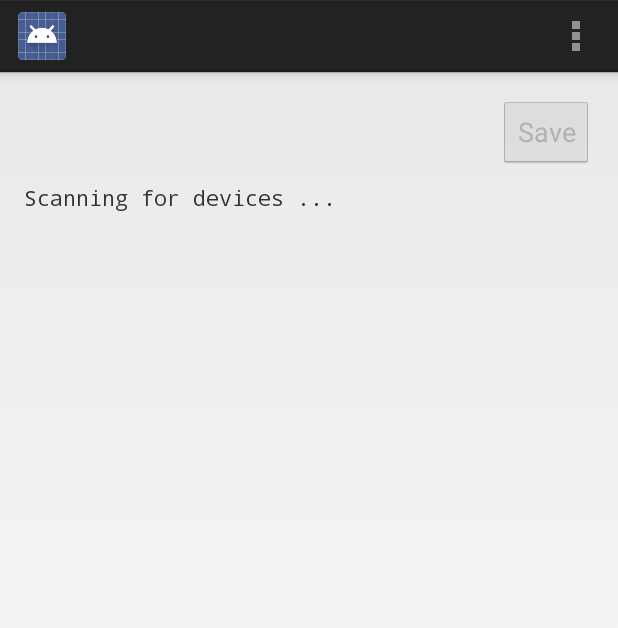
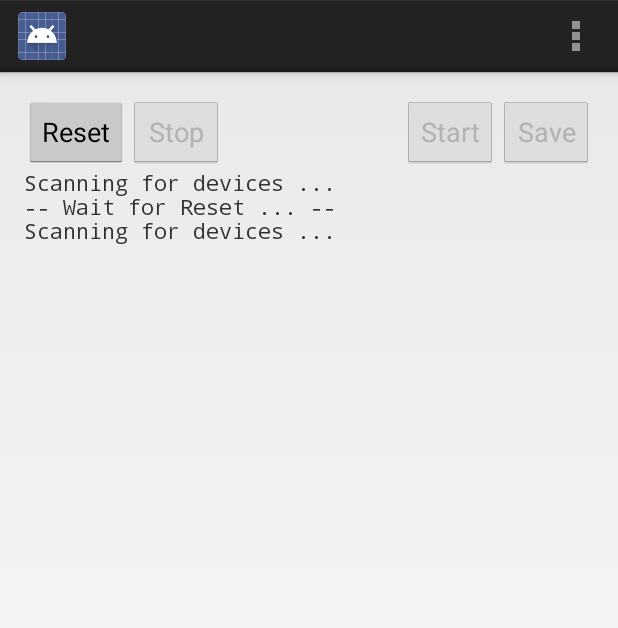
Before and after one commit to AndreaBittner/ue-ei, an Android app: the screen it shows after launch (MainActivity), in the options menu, after a tap on an icon or button, on a phone screen of 412 x 824 dp. Shown: the top 628 px of the screen. Run offline under Robolectric (Android 15) with nearby library versions, the light colour scheme and no system bars; 4 statements that could not run were skipped.

Commit message:
Android-App: Add Buttons (Save, Start, Stop, Reset), Microcontroller: Handle commands from Android-App

```diff
--- a/client/adafruit_android_ble_uart_extended/app/src/main/java/com/adafruit/bleuart/MainActivity.java
+++ b/client/adafruit_android_ble_uart_extended/app/src/main/java/com/adafruit/bleuart/MainActivity.java
@@ -13,20 +13,13 @@ import android.view.Menu;
 import android.view.MenuItem;
 import android.view.View;
 import android.widget.Button;
-import android.widget.CheckBox;
-import android.widget.EditText;
 import android.widget.TextView;
-
 
 import com.google.android.gms.appindexing.Action;
 import com.google.android.gms.appindexing.AppIndex;
 import com.google.android.gms.common.api.GoogleApiClient;
 
-import java.io.BufferedWriter;
-import java.io.CharArrayWriter;
 import java.io.File;
-import java.io.FileNotFoundException;
-import java.io.FileOutputStream;
 import java.io.FileWriter;
 import java.io.IOException;
 import java.lang.Thread;
@@ -36,9 +29,15 @@ public class MainActivity extends Activity implements BluetoothLeUart.Callback {
 
     // UI elements
     private TextView messages;
-    private EditText input;
     private Button save;
-    private CheckBox newline;
+    private Button stop;
+    private Button start;
+    private Button reset;
+    private static class  microCommand {
+        public static int START    = 1;
+        public static int STOP     = 2;
+        public static int RESET    = 3;
+    }
 
 
     // Bluetooth LE UART instance.  This is defined in BluetoothLeUart.java.
@@ -50,6 +49,14 @@ public class MainActivity extends Activity implements BluetoothLeUart.Callback {
     private GoogleApiClient client;
 
     private StringBuilder output;
+    private Integer receiveCounter;
+
+    private StringBuilder output(){
+        if (output == null)
+            output = new StringBuilder();
+        return output;
+    }
+
 
     // Write some text to the messages text view.
     // Care is taken to do this on the main UI thread so writeLine can be called from any thread
@@ -63,25 +70,18 @@ public class MainActivity extends Activity implements BluetoothLeUart.Callback {
             }
         });
     }
+    private void writeLine(final Integer counter) {
+        runOnUiThread(new Runnable() {
+            @Override
+            public void run() {
+                messages.append(counter.toString());
+                messages.append("\n");
+            }
+        });
+    }
 
-    // Handler for mouse click on the save button.
-    public void save(View view) {
-        File sdCard = Environment.getExternalStorageDirectory();
-        File dir = new File(sdCard.getAbsolutePath() + "/Download");
-
-        Date d = new Date();
-        CharSequence s  = DateFormat.format("MMddyy_hhmmss", d.getTime());
-        File file = new File(dir, s.toString() + "_data.txt");
-        FileWriter filewriter;
-
-        try {
-            filewriter = new FileWriter(file);
-            filewriter.write(output().toString());
-            filewriter.close();
-        } catch (IOException e) {
-            e.printStackTrace();
-        }
-        writeLine("-- SAVED --");
+    private void sendCommand(int command) {
+        uart.send(command+"");
     }
 
     @Override
@@ -98,6 +98,15 @@ public class MainActivity extends Activity implements BluetoothLeUart.Callback {
         save = (Button) findViewById(R.id.save);
         save.setClickable(false);
         save.setEnabled(false);
+        start = (Button) findViewById(R.id.start);
+        start.setClickable(false);
+        start.setEnabled(false);
+        stop = (Button) findViewById(R.id.stop);
+        stop.setClickable(false);
+        stop.setEnabled(false);
+        reset = (Button) findViewById(R.id.reset);
+        reset.setClickable(true);
+        reset.setEnabled(true);
 
         // Enable auto-scroll in the TextView
         messages.setMovementMethod(new ScrollingMovementMethod());
@@ -118,7 +127,7 @@ public class MainActivity extends Activity implements BluetoothLeUart.Callback {
     @Override
     protected void onResume() {
         super.onResume();
-        writeLine("Scanning for devices ...");
+        writeLine("Scanning for devices ...\n");
         uart.registerCallback(this);
         uart.connectFirstAvailable();
     }
@@ -164,6 +173,7 @@ public class MainActivity extends Activity implements BluetoothLeUart.Callback {
     public void onConnected(BluetoothLeUart uart) {
         // Called when UART device is connected and ready to receive data.
         writeLine("Connected!\n");
+        receiveCounter = 0;
         // Enable the save button
         runOnUiThread(new Runnable() {
             @Override
@@ -171,26 +181,32 @@ public class MainActivity extends Activity implements BluetoothLeUart.Callback {
                 save = (Button) findViewById(R.id.save);
                 save.setClickable(true);
                 save.setEnabled(true);
+                start = (Button) findViewById(R.id.start);
+                start.setClickable(true);
+                start.setEnabled(true);
+                stop = (Button) findViewById(R.id.stop);
+                stop.setClickable(true);
+                stop.setEnabled(true);
             }
         });
-    }
-
-    private StringBuilder output(){
-        if (output == null)
-            output = new StringBuilder();
-        return output;
     }
 
     @Override
     public void onConnectFailed(BluetoothLeUart uart) {
         // Called when some error occured which prevented UART connection from completing.
-        writeLine("Error connecting to device!");
+        writeLine("Error connecting to device!\n");
         runOnUiThread(new Runnable() {
             @Override
             public void run() {
                 save = (Button) findViewById(R.id.save);
                 save.setClickable(false);
                 save.setEnabled(false);
+                start = (Button) findViewById(R.id.start);
+                start.setClickable(false);
+                start.setEnabled(false);
+                stop = (Button) findViewById(R.id.stop);
+                stop.setClickable(false);
+                stop.setEnabled(false);
             }
         });
     }
@@ -198,14 +214,20 @@ public class MainActivity extends Activity implements BluetoothLeUart.Callback {
     @Override
     public void onDisconnected(BluetoothLeUart uart) {
         // Called when the UART device disconnected.
-        writeLine("Disconnected!");
+        writeLine("Disconnected!\n");
         // Disable the save button.
         runOnUiThread(new Runnable() {
             @Override
             public void run() {
                 save = (Button) findViewById(R.id.save);
-                save.setClickable(false);
-                save.setEnabled(false);
+                save.setClickable(true);
+                save.setEnabled(true);
+                start = (Button) findViewById(R.id.start);
+                start.setClickable(false);
+                start.setEnabled(false);
+                stop = (Button) findViewById(R.id.stop);
+                stop.setClickable(false);
+                stop.setEnabled(false);
             }
         });
     }
@@ -213,15 +235,17 @@ public class MainActivity extends Activity implements BluetoothLeUart.Callback {
     @Override
     public void onReceive(BluetoothLeUart uart, BluetoothGattCharacteristic rx) {
         // Called when data is received by the UART.
-        writeLine(rx.getStringValue(0));
+        writeLine(receiveCounter.toString());
+        writeLine("\n");
+        receiveCounter++;
         output().append(rx.getStringValue(0));
     }
 
     @Override
     public void onDeviceFound(BluetoothDevice device) {
         // Called when a UART device is discovered (after calling startScan).
-        writeLine("Found device : " + device.getAddress());
-        writeLine("Waiting for a connection ...");
+        writeLine("Found device : " + device.getAddress() + "\n");
+        writeLine("Waiting for a connection ...\n");
     }
 
     @Override
@@ -248,4 +272,62 @@ public class MainActivity extends Activity implements BluetoothLeUart.Callback {
         );
         AppIndex.AppIndexApi.start(client, viewAction);
     }
+
+    // Handler for mouse click on the save button.
+    public void clickSave(View view) {
+        File sdCard = Environment.getExternalStorageDirectory();
+        File dir = new File(sdCard.getAbsolutePath() + "/Download");
+
+        Date d = new Date();
+        CharSequence s  = DateFormat.format("MMddyy_hhmmss", d.getTime());
+        File file = new File(dir, s.toString() + "_data.txt");
+        FileWriter filewriter;
+
+        try {
+            filewriter = new FileWriter(file);
+            filewriter.write(output().toString());
+            filewriter.close();
+        } catch (IOException e) {
+            e.printStackTrace();
+        }
+        writeLine("\n-- SAVED --\n");
+    }
+    public void clickStart(View view){
+        receiveCounter = 0;
+        output().setLength(0);
+        sendCommand(microCommand.START);
+        writeLine("\n-- START --\n");
+    }
+
+    public void clickStop(View view) {
+        //Werte in App lassen, Stringbuffer beibehalten, Speichern als File noch möglich
+        //Stoppt nur Werte Senden des Mikrocontrollers
+        sendCommand(microCommand.STOP);
+        writeLine("\n-- STOP -- Click SAVE to save data now\n");
+    }
+
+    public void clickReset(View view) {
+        sendCommand(microCommand.RESET);
+        receiveCounter = 0;
+        output().setLength(0);
+        messages.clearComposingText();
+        runOnUiThread(new Runnable() {
+            @Override
+            public void run() {
+                save = (Button) findViewById(R.id.save);
+                save.setClickable(false);
+                save.setEnabled(false);
+                start = (Button) findViewById(R.id.start);
+                start.setClickable(false);
+                start.setEnabled(false);
+                stop = (Button) findViewById(R.id.stop);
+                stop.setClickable(false);
+                stop.setEnabled(false);
+            }
+        });
+        writeLine("-- Wait for Reset ... --\n");
+        onResume();
+
+
+    }
 }
--- a/client/adafruit_android_ble_uart_extended/app/src/main/res/layout/activity_main.xml
+++ b/client/adafruit_android_ble_uart_extended/app/src/main/res/layout/activity_main.xml
@@ -9,26 +9,56 @@
     tools:context=".MainActivity">
 
     <Button
+        android:id="@+id/reset"
+        android:layout_width="wrap_content"
+        android:layout_height="wrap_content"
+        android:text="Reset"
+        android:layout_alignParentTop="true"
+        android:layout_alignParentStart="true"
+        android:onClick="clickReset"
+        android:nestedScrollingEnabled="false" />
+
+    <Button
+        android:id="@+id/stop"
+        android:layout_width="wrap_content"
+        android:layout_height="wrap_content"
+        android:text="Stop"
+        android:onClick="clickStop"
+        android:layout_alignParentTop="true"
+        android:layout_toEndOf="@+id/reset" />
+
+    <Button
+        android:id="@+id/start"
+        android:layout_width="wrap_content"
+        android:layout_height="wrap_content"
+        android:text="Start"
+        android:onClick="clickStart"
+        android:layout_alignParentTop="true"
+        android:layout_toStartOf="@+id/save" />
+
+    <Button
         android:id="@+id/save"
         android:layout_width="wrap_content"
         android:layout_height="wrap_content"
-        android:layout_alignParentRight="true"
+        android:text="Save"
+        android:onClick="clickSave"
         android:layout_alignParentTop="true"
-        android:text="Save"
-        android:onClick="save" />
+        android:layout_alignEnd="@+id/messages"
+        android:nestedScrollingEnabled="true" />
 
     <TextView
         android:id="@+id/messages"
         android:layout_width="match_parent"
         android:layout_height="wrap_content"
-        android:layout_below="@id/save"
         android:layout_above="@+id/newline"
         android:fontFamily="monospace"
-        android:layout_marginTop="10dp"
         android:layout_marginBottom="10dp"
         android:scrollbars="vertical"
         android:scrollbarAlwaysDrawVerticalTrack="true"
-        android:gravity="bottom"/>
+        android:gravity="bottom"
+        android:layout_below="@+id/reset"
+        android:layout_toEndOf="@+id/stop"
+        android:layout_alignParentStart="true" />
 
 
 </RelativeLayout>
```
Also changed, not shown: 5 other files.
